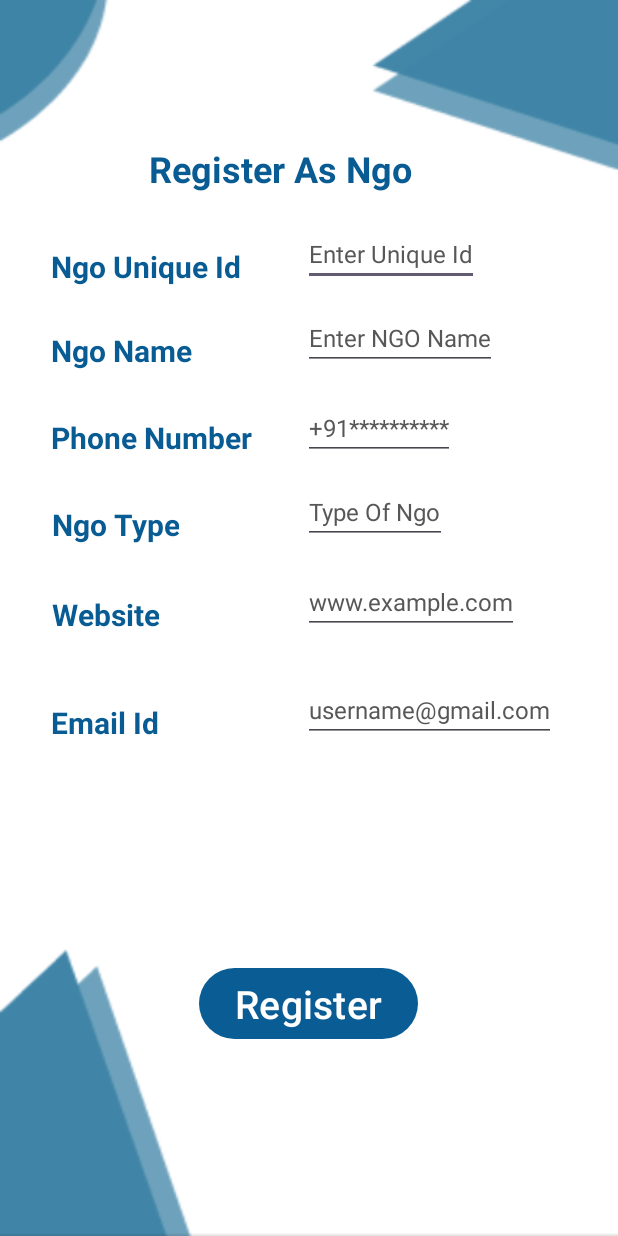
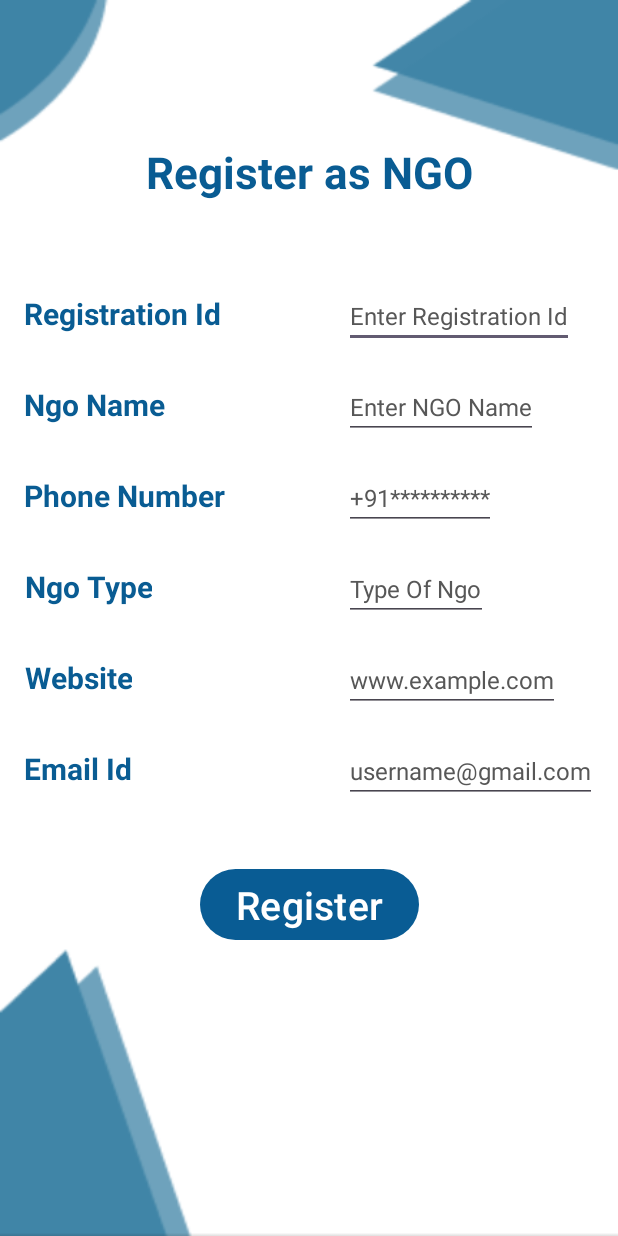
Before and after one commit to rahulmukati67/NGO-CONNECT-APP, an Android app: the NgoRegistrationPage screen opened directly, with no data from a screen before it, on a phone screen of 412 x 824 dp. Run offline under Robolectric (Android 15) with nearby library versions, the light colour scheme and no system bars.

Commit message:
Commit : minor changes

```diff
--- a/app/build.gradle.kts
+++ b/app/build.gradle.kts
@@ -43,19 +43,18 @@ dependencies {
 
     implementation("androidx.core:core-ktx:1.9.0")
     implementation("androidx.appcompat:appcompat:1.6.1")
-    implementation(platform("com.google.firebase:firebase-bom:32.3.1"))
-    implementation("com.google.firebase:firebase-analytics-ktx")
     implementation("com.google.android.material:material:1.9.0")
     implementation("androidx.constraintlayout:constraintlayout:2.1.4")
     testImplementation("junit:junit:4.13.2")
     androidTestImplementation("androidx.test.ext:junit:1.1.5")
     androidTestImplementation("androidx.test.espresso:espresso-core:3.5.1")
-    implementation(platform("com.google.firebase:firebase-bom:32.4.0"))
+
+    implementation(platform("com.google.firebase:firebase-bom:32.3.1"))
+    implementation("com.google.firebase:firebase-analytics-ktx")
     implementation("com.google.firebase:firebase-auth-ktx")
     implementation("com.google.firebase:firebase-database-ktx")
 
-    implementation ("com.google.android.gms:play-services-auth:20.0.0")
-    implementation("com.google.android.gms:play-services-location:21.0.1")
+    implementation ("com.google.android.gms:play-services-auth:20.7.0")
 
     implementation ("de.hdodenhof:circleimageview:3.1.0")
 }
--- a/app/src/main/AndroidManifest.xml
+++ b/app/src/main/AndroidManifest.xml
@@ -40,7 +40,7 @@
             android:exported="false" />
         <activity
             android:name=".RegistrationActivity"
-            android:exported="false"/>
+            android:exported="false" />
         <activity
             android:name=".MainActivity"
             android:exported="true">
--- a/app/src/main/java/com/project/ngoconnectapp/ProfileActivity.kt
+++ b/app/src/main/java/com/project/ngoconnectapp/ProfileActivity.kt
@@ -4,12 +4,7 @@ import android.os.Bundle
 import android.widget.TextView
 import androidx.appcompat.app.AppCompatActivity
 import com.google.firebase.auth.FirebaseAuth
-import com.google.firebase.database.DataSnapshot
-import com.google.firebase.database.DatabaseError
-import com.google.firebase.database.DatabaseReference
 import com.google.firebase.database.FirebaseDatabase
-import com.google.firebase.database.ValueEventListener
-import com.google.firebase.database.childEvents
 
 class ProfileActivity : AppCompatActivity() {
     private  lateinit var  profileEmail : TextView
--- a/app/src/main/java/com/project/ngoconnectapp/RegistrationActivity.kt
+++ b/app/src/main/java/com/project/ngoconnectapp/RegistrationActivity.kt
@@ -3,12 +3,12 @@ package com.project.ngoconnectapp
 
 import android.content.Intent
 import android.os.Bundle
+import android.widget.Button
 import androidx.appcompat.app.AppCompatActivity
-import androidx.cardview.widget.CardView
 
 class RegistrationActivity : AppCompatActivity() {
-    private lateinit var btnNgoReg: CardView
-    private lateinit var btnUserReg: CardView
+    private lateinit var btnNgoReg: Button
+    private lateinit var btnUserReg: Button
     override fun onCreate(savedInstanceState: Bundle?) {
         super.onCreate(savedInstanceState)
         setContentView(R.layout.activity_registration)
--- a/app/src/main/res/layout/activity_ngo_registration_page.xml
+++ b/app/src/main/res/layout/activity_ngo_registration_page.xml
@@ -13,13 +13,12 @@
         android:layout_width="wrap_content"
         android:layout_height="wrap_content"
         android:gravity="center"
-        android:text="Register As Ngo"
+        android:text="@string/ngo_reg"
         android:textColor="#095C93"
-        android:textSize="24sp"
+        android:textSize="29sp"
         android:textStyle="bold"
         app:layout_constraintBottom_toBottomOf="parent"
         app:layout_constraintEnd_toEndOf="parent"
-        app:layout_constraintHorizontal_bias="0.421"
         app:layout_constraintStart_toStartOf="parent"
         app:layout_constraintTop_toTopOf="parent"
         app:layout_constraintVertical_bias="0.121"></TextView>
@@ -28,176 +27,163 @@
         android:id="@+id/ngoid"
         android:layout_width="wrap_content"
         android:layout_height="wrap_content"
-        android:layout_marginTop="164dp"
         android:gravity="center"
-        android:text="Ngo Unique Id"
+        android:text="Registration Id"
         android:textColor="#095C93"
         android:textSize="20sp"
         android:textStyle="bold"
-        app:layout_constraintStart_toStartOf="@+id/ngoid2"
-        app:layout_constraintTop_toTopOf="parent"></TextView>
+        app:layout_constraintBaseline_toBaselineOf="@+id/ngoUniqueId"
+        app:layout_constraintStart_toStartOf="@+id/ngoid2"></TextView>
 
     <TextView
         android:id="@+id/ngoid2"
         android:layout_width="wrap_content"
         android:layout_height="wrap_content"
-        android:layout_marginTop="220dp"
         android:gravity="center"
         android:text="Ngo Name"
         android:textColor="#095C93"
         android:textSize="20sp"
         android:textStyle="bold"
-        app:layout_constraintBottom_toBottomOf="@+id/ngoName"
-        app:layout_constraintStart_toStartOf="@+id/ngoid4"
-        app:layout_constraintTop_toTopOf="parent"></TextView>
+        app:layout_constraintBaseline_toBaselineOf="@+id/ngoName"
+        app:layout_constraintStart_toStartOf="@+id/ngoid4"></TextView>
 
     <TextView
         android:id="@+id/ngoid3"
         android:layout_width="wrap_content"
         android:layout_height="wrap_content"
-        android:layout_marginTop="336dp"
         android:gravity="center"
         android:text="Ngo Type"
         android:textColor="#095C93"
         android:textSize="20sp"
         android:textStyle="bold"
-        app:layout_constraintBottom_toBottomOf="@+id/ngoType"
-        app:layout_constraintStart_toStartOf="@+id/ngoid6"
-        app:layout_constraintTop_toTopOf="parent"></TextView>
+        app:layout_constraintBaseline_toBaselineOf="@+id/ngoType"
+        app:layout_constraintStart_toStartOf="@+id/ngoid6"></TextView>
 
     <TextView
         android:id="@+id/ngoid6"
         android:layout_width="wrap_content"
         android:layout_height="wrap_content"
-        android:layout_marginTop="396dp"
         android:gravity="center"
         android:text="Website"
         android:textColor="#095C93"
         android:textSize="20sp"
         android:textStyle="bold"
-        app:layout_constraintBottom_toBottomOf="@+id/NgoWebsite"
-        app:layout_constraintStart_toStartOf="@+id/ngoid5"
-        app:layout_constraintTop_toTopOf="parent"></TextView>
+        app:layout_constraintBaseline_toBaselineOf="@+id/NgoWebsite"
+        app:layout_constraintStart_toStartOf="@+id/ngoid5"></TextView>
 
     <TextView
         android:id="@+id/ngoid5"
         android:layout_width="wrap_content"
         android:layout_height="wrap_content"
-        android:layout_marginTop="468dp"
+        android:layout_marginStart="16dp"
         android:gravity="center"
         android:text="Email Id"
         android:textColor="#095C93"
         android:textSize="20sp"
         android:textStyle="bold"
-        app:layout_constraintEnd_toStartOf="@+id/ngoUniqueId"
-        app:layout_constraintHorizontal_bias="0.263"
-        app:layout_constraintStart_toStartOf="parent"
-        app:layout_constraintTop_toTopOf="parent"></TextView>
+        app:layout_constraintBaseline_toBaselineOf="@+id/ngoEmail"
+        app:layout_constraintStart_toStartOf="parent"></TextView>
 
     <TextView
         android:id="@+id/ngoid4"
         android:layout_width="wrap_content"
         android:layout_height="wrap_content"
-        android:layout_marginTop="276dp"
         android:gravity="center"
         android:text="Phone Number"
         android:textColor="#095C93"
         android:textSize="20sp"
         android:textStyle="bold"
-        app:layout_constraintBottom_toBottomOf="@+id/ngoContactNumber"
-        app:layout_constraintStart_toStartOf="@+id/ngoid3"
-        app:layout_constraintTop_toTopOf="parent"></TextView>
+        app:layout_constraintBaseline_toBaselineOf="@+id/ngoContactNumber"
+        app:layout_constraintStart_toStartOf="@+id/ngoid3"></TextView>
 
     <EditText
         android:id="@+id/ngoUniqueId"
         android:layout_width="wrap_content"
         android:layout_height="wrap_content"
-        android:layout_marginTop="148dp"
-        android:hint="Enter Unique Id"
+        android:layout_marginTop="55dp"
+        android:hint="Enter Registration Id"
         android:inputType="text|textNoSuggestions"
+
         android:lines="1"
-
         android:maxWidth="195dp"
         android:textSize="16sp"
         app:layout_constraintStart_toStartOf="@+id/ngoName"
-        app:layout_constraintTop_toTopOf="parent" />
+        app:layout_constraintTop_toBottomOf="@+id/textView" />
 
     <EditText
         android:id="@+id/ngoName"
         android:layout_width="wrap_content"
         android:layout_height="wrap_content"
-        android:layout_marginTop="204dp"
+        android:layout_marginTop="18dp"
         android:hint="Enter NGO Name"
         android:lines="1"
         android:maxWidth="195dp"
         android:textSize="16sp"
         app:layout_constraintStart_toStartOf="@+id/ngoContactNumber"
-        app:layout_constraintTop_toTopOf="parent" />
+        app:layout_constraintTop_toBottomOf="@+id/ngoUniqueId" />
 
     <EditText
         android:id="@+id/ngoContactNumber"
         android:layout_width="wrap_content"
         android:layout_height="wrap_content"
-        android:layout_marginTop="264dp"
+        android:layout_marginTop="18dp"
         android:hint="+91**********"
         android:inputType="number"
         android:lines="1"
         android:maxWidth="195dp"
         android:textSize="16sp"
         app:layout_constraintStart_toStartOf="@+id/ngoType"
-        app:layout_constraintTop_toTopOf="parent" />
+        app:layout_constraintTop_toBottomOf="@+id/ngoName" />
 
     <EditText
         android:id="@+id/NgoWebsite"
         android:layout_width="wrap_content"
         android:layout_height="wrap_content"
-        android:layout_marginTop="380dp"
+        android:layout_marginTop="18dp"
         android:hint="www.example.com"
         android:lines="1"
         android:maxWidth="250dp"
         android:textSize="16sp"
         app:layout_constraintStart_toStartOf="@+id/ngoEmail"
-        app:layout_constraintTop_toTopOf="parent" />
+        app:layout_constraintTop_toBottomOf="@+id/ngoType" />
 
     <EditText
         android:id="@+id/ngoType"
         android:layout_width="wrap_content"
         android:layout_height="wrap_content"
-        android:layout_marginTop="320dp"
+        android:layout_marginTop="18dp"
         android:hint="Type Of Ngo"
         android:lines="1"
         android:maxWidth="195dp"
         android:textSize="16sp"
         app:layout_constraintStart_toStartOf="@+id/NgoWebsite"
-        app:layout_constraintTop_toTopOf="parent" />
+        app:layout_constraintTop_toBottomOf="@+id/ngoContactNumber" />
 
     <EditText
         android:id="@+id/ngoEmail"
         android:layout_width="wrap_content"
         android:layout_height="wrap_content"
-        android:layout_marginTop="452dp"
+        android:layout_marginTop="18dp"
+        android:layout_marginEnd="14dp"
         android:hint="username@gmail.com"
         android:inputType="text|textEmailAddress"
         android:lines="1"
         android:maxWidth="250dp"
         android:textSize="16sp"
         app:layout_constraintEnd_toEndOf="parent"
-        app:layout_constraintHorizontal_bias="0.83"
-        app:layout_constraintStart_toStartOf="parent"
-        app:layout_constraintTop_toTopOf="parent" />
+        app:layout_constraintTop_toBottomOf="@+id/NgoWebsite" />
 
     <Button
         android:id="@+id/btnRegAsNgo"
         android:layout_width="wrap_content"
         android:layout_height="wrap_content"
+        android:layout_marginTop="40dp"
         android:text="Register"
+        android:textColor="@color/white"
         android:textSize="26sp"
-        app:layout_constraintBottom_toBottomOf="parent"
         app:layout_constraintEnd_toEndOf="parent"
-        app:layout_constraintHorizontal_bias="0.498"
         app:layout_constraintStart_toStartOf="parent"
-        app:layout_constraintTop_toBottomOf="@+id/textView"
-        app:layout_constraintVertical_bias="0.801" />
+        app:layout_constraintTop_toBottomOf="@+id/ngoEmail" />
 
 
 </androidx.constraintlayout.widget.ConstraintLayout>
--- a/app/src/main/res/values/strings.xml
+++ b/app/src/main/res/values/strings.xml
@@ -12,5 +12,4 @@
     <string name="click_login">Click to Login/Register</string>
 
     <string name="hello_blank_fragment">Hello blank fragment</string>
-    <string name="register_as_user">Register As User</string>
 </resources>
```
